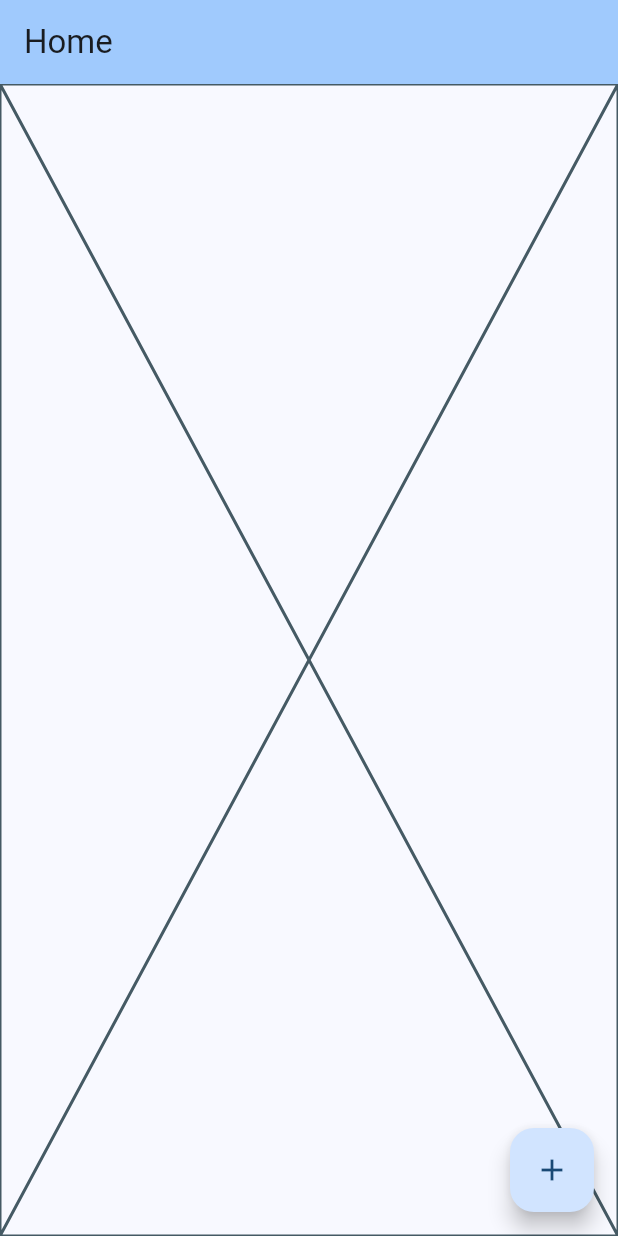
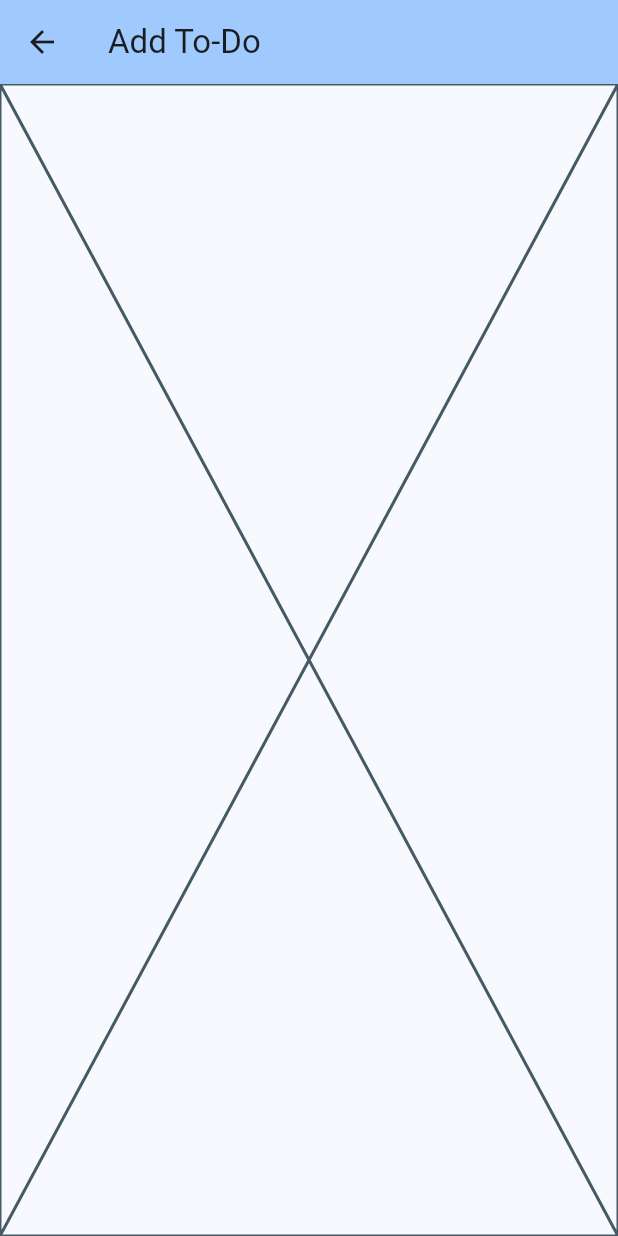
Before and after one commit to datacomrayxhuang/one_flutter, a Flutter app: the screen it shows after launch, after a tap on the "add" icon, on a phone screen of 412 x 824 dp. Run offline on Flutter 3.47's test engine with Material 3 defaults, Android fonts, the phone set to English and light mode, and no system bars; our stand-ins replace go_router.

Commit message:
Added simple router

```diff
--- a/apps/todo_app/lib/app/app.dart
+++ b/apps/todo_app/lib/app/app.dart
@@ -1,5 +1,7 @@
+import 'package:flutter/foundation.dart';
 import 'package:flutter/material.dart';
-import 'package:todo_app/screens/home.dart';
+import 'package:flutter/services.dart';
+import 'package:todo_app/router/router.dart';
 
 class TodoApp extends StatelessWidget {
   const TodoApp({super.key});
@@ -7,14 +9,21 @@ class TodoApp extends StatelessWidget {
   // This widget is the root of your application.
   @override
   Widget build(BuildContext context) {
-    return MaterialApp(
+    /// Disable landscape mode in mobile
+    if (!kIsWeb) {
+      SystemChrome.setPreferredOrientations([
+        DeviceOrientation.portraitUp,
+      ]);
+    }
+
+    return MaterialApp.router(
       title: 'Todo App',
       debugShowCheckedModeBanner: false,
+      routerConfig: router,
       theme: ThemeData(
         colorScheme: ColorScheme.fromSeed(seedColor: Colors.blue),
         useMaterial3: true,
       ),
-      home: const HomePage(),
     );
   }
 }
--- /dev/null
+++ b/apps/todo_app/lib/router/router.dart
@@ -0,0 +1,26 @@
+import 'package:flutter/material.dart';
+import 'package:go_router/go_router.dart';
+import 'package:todo_app/screens/add_todo.dart';
+import 'package:todo_app/screens/home.dart';
+
+// GoRouter configuration
+final GlobalKey<NavigatorState> _navigatorKey = GlobalKey<NavigatorState>();
+final GoRouter router = GoRouter(
+  navigatorKey: _navigatorKey,
+  initialLocation: HomePage.routeName,
+  routes: [
+    GoRoute(
+      path: HomePage.routeName,
+      name: 'Home',
+      builder: (context, state) => const HomePage(),
+    ),
+    GoRoute(
+      path: AddTodoPage.routeName,
+      name: 'Add Todo',
+      builder: (context, state) => const AddTodoPage(),
+    ),
+  ],
+  redirect: (BuildContext context, GoRouterState state) {
+    return null;
+  },
+);
--- /dev/null
+++ b/apps/todo_app/lib/screens/add_todo.dart
@@ -0,0 +1,23 @@
+import 'package:flutter/material.dart';
+
+class AddTodoPage extends StatefulWidget {
+  const AddTodoPage({super.key});
+
+  static const String routeName = '/add-todo';
+
+  @override
+  State<AddTodoPage> createState() => _AddTodoPageState();
+}
+
+class _AddTodoPageState extends State<AddTodoPage> {
+  @override
+  Widget build(BuildContext context) {
+    return Scaffold(
+      appBar: AppBar(
+        backgroundColor: Theme.of(context).colorScheme.inversePrimary,
+        title: const Text('Add To-Do'),
+      ),
+      body: const Placeholder(),
+    );
+  }
+}
--- a/apps/todo_app/lib/screens/home.dart
+++ b/apps/todo_app/lib/screens/home.dart
@@ -1,7 +1,11 @@
 import 'package:flutter/material.dart';
+import 'package:go_router/go_router.dart';
+import 'package:todo_app/screens/add_todo.dart';
 
 class HomePage extends StatelessWidget {
   const HomePage({super.key});
+
+  static const String routeName = '/home';
 
   @override
   Widget build(BuildContext context) {
@@ -12,7 +16,7 @@ class HomePage extends StatelessWidget {
       ),
       body: const Placeholder(),
       floatingActionButton: FloatingActionButton(
-        onPressed: () {},
+        onPressed: () => context.push(AddTodoPage.routeName),
         tooltip: 'Add To-Do',
         child: const Icon(Icons.add),
       ),
--- a/apps/todo_app/pubspec.yaml
+++ b/apps/todo_app/pubspec.yaml
@@ -35,9 +35,9 @@ dependencies:
   # The following adds the Cupertino Icons font to your application.
   # Use with the CupertinoIcons class for iOS style icons.
   cupertino_icons: ^1.0.8
-
   ui_elements:
     path: ../../packages/ui_elements
+  go_router: ^14.8.1
 
 dev_dependencies:
   flutter_test:
```
Also changed, not shown: apps/todo_app/pubspec.lock.
